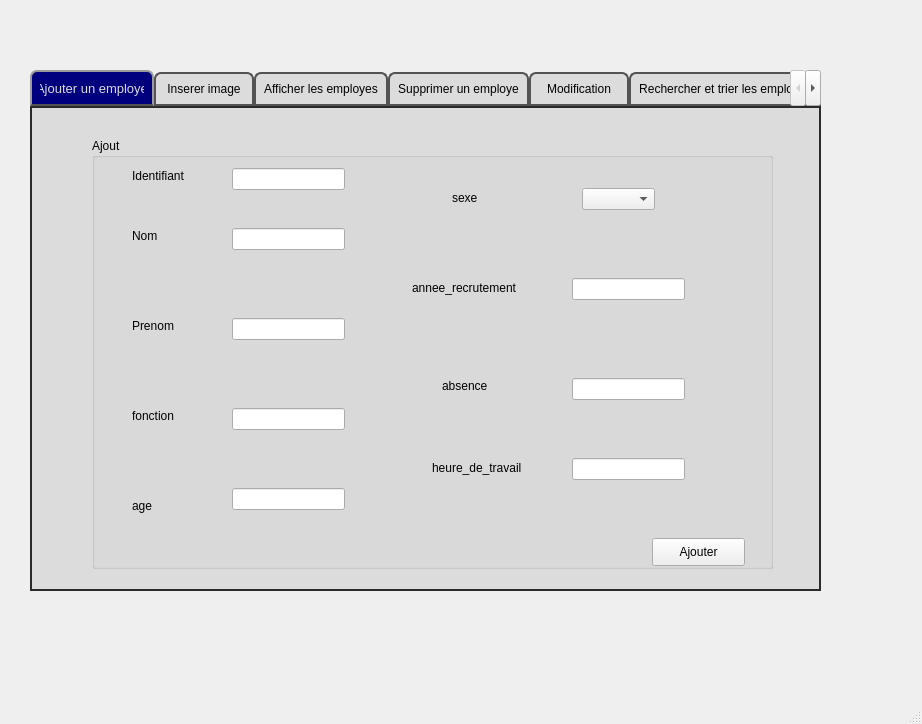
Before: the Qt Designer form Desktop/gestiodesemployees/mainwindow.ui in dhiaeddine12/olympic_games_2A20, drawn with Qt 5.
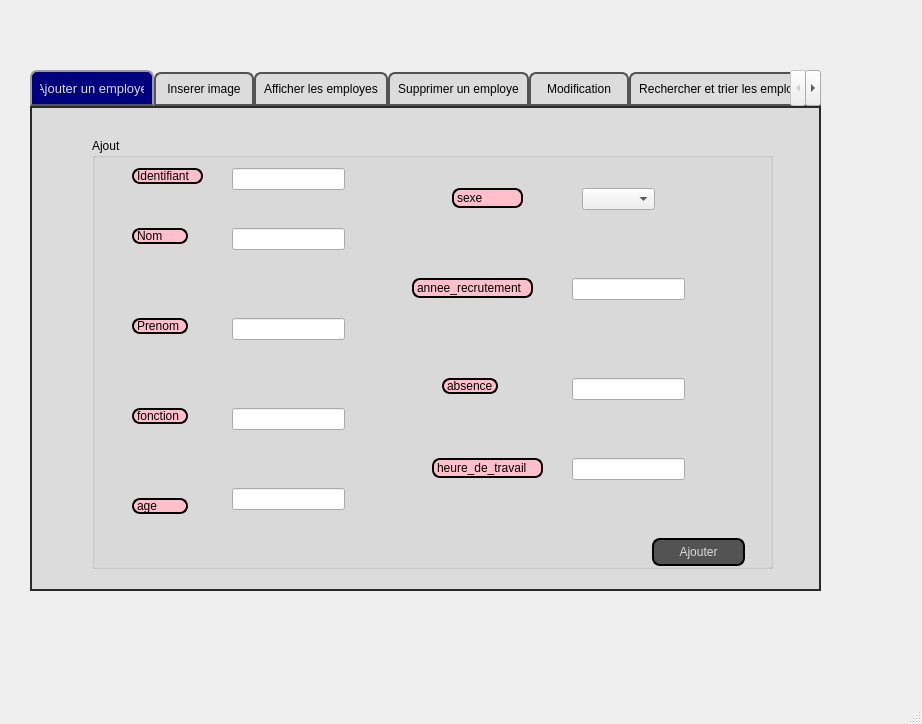
After: the same form once the commit is applied. The open tabs and pages were chosen to show the change. Icons and pictures are not drawn.

Diff of the .ui file:
```diff
--- a/Desktop/gestiodesemployees/mainwindow.ui
+++ b/Desktop/gestiodesemployees/mainwindow.ui
@@ -96,6 +96,22 @@
          <height>16</height>
         </rect>
        </property>
+       <property name="styleSheet">
+        <string notr="true">QLabel {
+color: #000000;
+background:#FFC0CB;
+border: none;
+font-size:12px;
+font-family:Arial, Helvetica, sans-serif;
+border: 2px solid ;
+border-radius: 8px;
+}
+QPushButton:hover {
+color:#fff;
+background-color: rgb(0, 0, 127);
+border: none;
+}</string>
+       </property>
        <property name="text">
         <string>Identifiant</string>
        </property>
@@ -109,6 +125,22 @@
          <height>16</height>
         </rect>
        </property>
+       <property name="styleSheet">
+        <string notr="true">QLabel {
+color: #000000;
+background:#FFC0CB;
+border: none;
+font-size:12px;
+font-family:Arial, Helvetica, sans-serif;
+border: 2px solid ;
+border-radius: 8px;
+}
+QPushButton:hover {
+color:#fff;
+background-color: rgb(0, 0, 127);
+border: none;
+}</string>
+       </property>
        <property name="text">
         <string>Nom</string>
        </property>
@@ -122,6 +154,22 @@
          <height>16</height>
         </rect>
        </property>
+       <property name="styleSheet">
+        <string notr="true">QLabel {
+color: #000000;
+background:#FFC0CB;
+border: none;
+font-size:12px;
+font-family:Arial, Helvetica, sans-serif;
+border: 2px solid ;
+border-radius: 8px;
+}
+QPushButton:hover {
+color:#fff;
+background-color: rgb(0, 0, 127);
+border: none;
+}</string>
+       </property>
        <property name="text">
         <string>Prenom</string>
        </property>
@@ -148,6 +196,22 @@
          <height>28</height>
         </rect>
        </property>
+       <property name="styleSheet">
+        <string notr="true">QPushButton {
+color: #dcdcdc;
+background:#535353;
+border: none;
+font-size:12px;
+font-family:Arial, Helvetica, sans-serif;
+border: 2px solid ;
+border-radius: 8px;
+}
+QPushButton:hover {
+color:#fff;
+	background-color: rgb(0, 0, 127);
+border: none;
+}</string>
+       </property>
        <property name="text">
         <string>Ajouter</string>
        </property>
@@ -191,6 +255,23 @@
          <height>16</height>
         </rect>
        </property>
+       <property name="styleSheet">
+        <string notr="true">QLabel {
+color: #000000;
+background:#FFC0CB;
+border: none;
+font-size:12px;
+font-family:Arial, Helvetica, sans-serif;
+border: 2px solid ;
+border-radius: 8px;
+}
+QPushButton:hover {
+color:#fff;
+background-color: rgb(0, 0, 127);
+border: none;
+}
+</string>
+       </property>
        <property name="text">
         <string>fonction</string>
        </property>
@@ -204,6 +285,22 @@
          <height>16</height>
         </rect>
        </property>
+       <property name="styleSheet">
+        <string notr="true">QLabel {
+color: #000000;
+background:#FFC0CB;
+border: none;
+font-size:12px;
+font-family:Arial, Helvetica, sans-serif;
+border: 2px solid ;
+border-radius: 8px;
+}
+QPushButton:hover {
+color:#fff;
+background-color: rgb(0, 0, 127);
+border: none;
+}</string>
+       </property>
        <property name="text">
         <string>age</string>
        </property>
@@ -217,6 +314,22 @@
          <height>20</height>
         </rect>
        </property>
+       <property name="styleSheet">
+        <string notr="true">QLabel {
+color: #000000;
+background:#FFC0CB;
+border: none;
+font-size:12px;
+font-family:Arial, Helvetica, sans-serif;
+border: 2px solid ;
+border-radius: 8px;
+}
+QPushButton:hover {
+color:#fff;
+background-color: rgb(0, 0, 127);
+border: none;
+}</string>
+       </property>
        <property name="text">
         <string>sexe</string>
        </property>
@@ -230,6 +343,22 @@
          <height>20</height>
         </rect>
        </property>
+       <property name="styleSheet">
+        <string notr="true">QLabel {
+color: #000000;
+background:#FFC0CB;
+border: none;
+font-size:12px;
+font-family:Arial, Helvetica, sans-serif;
+border: 2px solid ;
+border-radius: 8px;
+}
+QPushButton:hover {
+color:#fff;
+background-color: rgb(0, 0, 127);
+border: none;
+}</string>
+       </property>
        <property name="text">
         <string>annee_recrutement</string>
        </property>
@@ -243,6 +372,22 @@
          <height>16</height>
         </rect>
        </property>
+       <property name="styleSheet">
+        <string notr="true">QLabel {
+color: #000000;
+background:#FFC0CB;
+border: none;
+font-size:12px;
+font-family:Arial, Helvetica, sans-serif;
+border: 2px solid ;
+border-radius: 8px;
+}
+QPushButton:hover {
+color:#fff;
+background-color: rgb(0, 0, 127);
+border: none;
+}</string>
+       </property>
        <property name="text">
         <string>absence</string>
        </property>
@@ -256,6 +401,22 @@
          <height>20</height>
         </rect>
        </property>
+       <property name="styleSheet">
+        <string notr="true">QLabel {
+color: #000000;
+background:#FFC0CB;
+border: none;
+font-size:12px;
+font-family:Arial, Helvetica, sans-serif;
+border: 2px solid ;
+border-radius: 8px;
+}
+QPushButton:hover {
+color:#fff;
+background-color: rgb(0, 0, 127);
+border: none;
+}</string>
+       </property>
        <property name="text">
         <string>heure_de_travail</string>
        </property>
```
Left out of the diff: 433 changed lines with no effect on the pictures.
